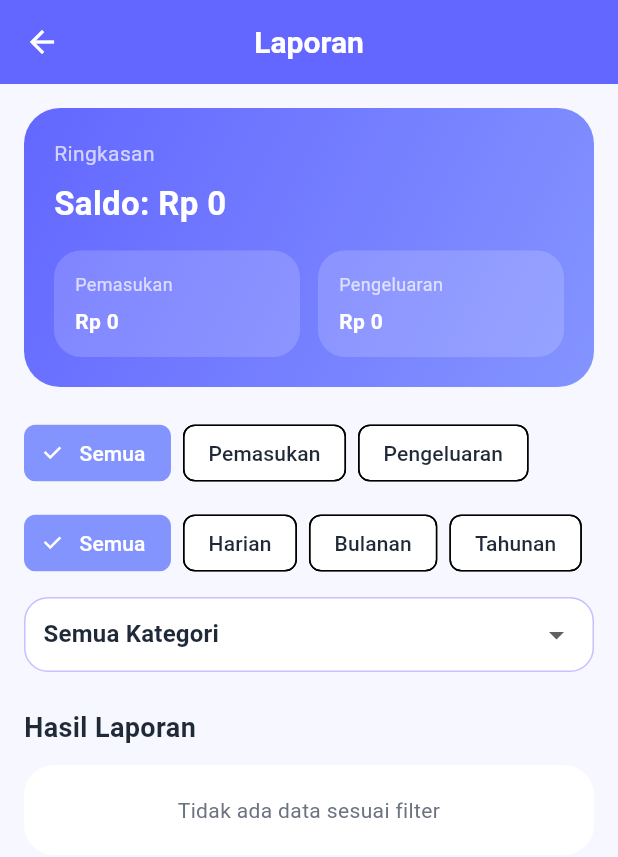
After one commit to Itanurjanah39/atur-kas, a Flutter app: the screen it shows after launch, after a tap on the "assessment" icon, on a phone screen of 412 x 824 dp. The commit adds this screen. Shown: the top 857 px of the screen. Run offline on Flutter 3.47's test engine with Material 3 defaults, Android fonts, the phone set to English and light mode, and no system bars; our stand-ins replace get, get_storage.

Commit message:
halaman laporan

```diff
--- a/lib/modules/dashboard/views/dashboard_view.dart
+++ b/lib/modules/dashboard/views/dashboard_view.dart
@@ -12,7 +12,17 @@ class DashboardView extends GetView<TransaksiController> {
   @override
   Widget build(BuildContext context) {
     return Scaffold(
-      appBar: AppBar(title: const Text('Atur Kas')),
+      appBar: AppBar(
+        title: const Text('Atur Kas'),
+        actions: [
+          IconButton(
+            onPressed: () {
+              Get.toNamed(AppRoutes.laporan);
+            },
+            icon: const Icon(Icons.assessment_outlined),
+          ),
+        ],
+      ),
       body: Obx(() {
         return RefreshIndicator(
           onRefresh: controller.loadTransaksi,
--- /dev/null
+++ b/lib/modules/laporan/bindings/laporan_binding.dart
@@ -0,0 +1,15 @@
+import 'package:get/get.dart';
+
+import '../../transaksi/bindings/transaksi_binding.dart';
+import '../controllers/laporan_controller.dart';
+
+class LaporanBinding extends Bindings {
+  @override
+  void dependencies() {
+    TransaksiBinding().dependencies();
+
+    if (!Get.isRegistered<LaporanController>()) {
+      Get.lazyPut<LaporanController>(() => LaporanController());
+    }
+  }
+}
--- /dev/null
+++ b/lib/modules/laporan/controllers/laporan_controller.dart
@@ -0,0 +1,80 @@
+import 'package:get/get.dart';
+
+import '../../../data/models/transaksi_model.dart';
+import '../../transaksi/controllers/transaksi_controller.dart';
+
+class LaporanController extends GetxController {
+  final TransaksiController transaksiController =
+      Get.find<TransaksiController>();
+
+  final selectedJenis = 'semua'.obs;
+  final selectedPeriode = 'semua'.obs;
+  final selectedKategori = 'semua'.obs;
+
+  void setJenis(String value) {
+    selectedJenis.value = value;
+  }
+
+  void setPeriode(String value) {
+    selectedPeriode.value = value;
+  }
+
+  void setKategori(String value) {
+    selectedKategori.value = value;
+  }
+
+  List<String> get kategoriList {
+    final categories = transaksiController.transaksiList
+        .map((e) => (e.kategori ?? '').trim())
+        .where((e) => e.isNotEmpty)
+        .toSet()
+        .toList();
+
+    categories.sort();
+    return ['semua', ...categories];
+  }
+
+  List<TransaksiModel> get filteredTransaksi {
+    final now = DateTime.now();
+
+    return transaksiController.transaksiList.where((item) {
+      final matchJenis = selectedJenis.value == 'semua'
+          ? true
+          : item.tipe == selectedJenis.value;
+
+      final matchKategori = selectedKategori.value == 'semua'
+          ? true
+          : item.kategori == selectedKategori.value;
+
+      bool matchPeriode = true;
+
+      if (selectedPeriode.value == 'harian') {
+        matchPeriode =
+            item.tanggal.year == now.year &&
+            item.tanggal.month == now.month &&
+            item.tanggal.day == now.day;
+      } else if (selectedPeriode.value == 'bulanan') {
+        matchPeriode =
+            item.tanggal.year == now.year && item.tanggal.month == now.month;
+      } else if (selectedPeriode.value == 'tahunan') {
+        matchPeriode = item.tanggal.year == now.year;
+      }
+
+      return matchJenis && matchKategori && matchPeriode;
+    }).toList()..sort((a, b) => b.tanggal.compareTo(a.tanggal));
+  }
+
+  double get totalPemasukan {
+    return filteredTransaksi
+        .where((e) => e.tipe == 'pemasukan')
+        .fold(0.0, (sum, item) => sum + item.nominal);
+  }
+
+  double get totalPengeluaran {
+    return filteredTransaksi
+        .where((e) => e.tipe == 'pengeluaran')
+        .fold(0.0, (sum, item) => sum + item.nominal);
+  }
+
+  double get saldo => totalPemasukan - totalPengeluaran;
+}
--- /dev/null
+++ b/lib/modules/laporan/views/laporan_view.dart
@@ -0,0 +1,257 @@
+import 'package:flutter/material.dart';
+import 'package:get/get.dart';
+
+import '../../../data/models/transaksi_model.dart';
+import '../../../shared/themes/app_colors.dart';
+import '../../../shared/utils/currency_helper.dart';
+import '../../../shared/utils/date_helper.dart';
+import '../controllers/laporan_controller.dart';
+
+class LaporanView extends GetView<LaporanController> {
+  const LaporanView({super.key});
+
+  @override
+  Widget build(BuildContext context) {
+    return Scaffold(
+      appBar: AppBar(title: const Text('Laporan')),
+      body: Obx(
+        () => ListView(
+          padding: const EdgeInsets.all(16),
+          children: [
+            _buildSummaryCard(),
+            const SizedBox(height: 20),
+            _buildJenisFilter(),
+            const SizedBox(height: 12),
+            _buildPeriodeFilter(),
+            const SizedBox(height: 12),
+            _buildKategoriFilter(),
+            const SizedBox(height: 24),
+            const Text(
+              'Hasil Laporan',
+              style: TextStyle(
+                fontSize: 18,
+                fontWeight: FontWeight.w700,
+                color: AppColors.black,
+              ),
+            ),
+            const SizedBox(height: 12),
+            if (controller.filteredTransaksi.isEmpty)
+              Container(
+                padding: const EdgeInsets.all(20),
+                decoration: BoxDecoration(
+                  color: Colors.white,
+                  borderRadius: BorderRadius.circular(20),
+                ),
+                child: const Text(
+                  'Tidak ada data sesuai filter',
+                  textAlign: TextAlign.center,
+                ),
+              )
+            else
+              ...controller.filteredTransaksi.map(_buildTransaksiItem),
+          ],
+        ),
+      ),
+    );
+  }
+
+  Widget _buildSummaryCard() {
+    return Container(
+      padding: const EdgeInsets.all(20),
+      decoration: BoxDecoration(
+        gradient: const LinearGradient(
+          colors: [AppColors.primary, AppColors.secondary],
+          begin: Alignment.topLeft,
+          end: Alignment.bottomRight,
+        ),
+        borderRadius: BorderRadius.circular(24),
+      ),
+      child: Column(
+        crossAxisAlignment: CrossAxisAlignment.start,
+        children: [
+          const Text(
+            'Ringkasan',
+            style: TextStyle(color: Colors.white70, fontSize: 14),
+          ),
+          const SizedBox(height: 8),
+          Text(
+            'Saldo: ${CurrencyHelper.toRupiah(controller.saldo)}',
+            style: const TextStyle(
+              color: Colors.white,
+              fontSize: 22,
+              fontWeight: FontWeight.w700,
+            ),
+          ),
+          const SizedBox(height: 16),
+          Row(
+            children: [
+              Expanded(
+                child: _summaryBox(
+                  'Pemasukan',
+                  CurrencyHelper.toRupiah(controller.totalPemasukan),
+                ),
+              ),
+              const SizedBox(width: 12),
+              Expanded(
+                child: _summaryBox(
+                  'Pengeluaran',
+                  CurrencyHelper.toRupiah(controller.totalPengeluaran),
+                ),
+              ),
+            ],
+          ),
+        ],
+      ),
+    );
+  }
+
+  Widget _summaryBox(String title, String value) {
+    return Container(
+      padding: const EdgeInsets.all(14),
+      decoration: BoxDecoration(
+        color: Colors.white.withOpacity(0.16),
+        borderRadius: BorderRadius.circular(18),
+      ),
+      child: Column(
+        crossAxisAlignment: CrossAxisAlignment.start,
+        children: [
+          Text(
+            title,
+            style: const TextStyle(color: Colors.white70, fontSize: 12),
+          ),
+          const SizedBox(height: 6),
+          Text(
+            value,
+            style: const TextStyle(
+              color: Colors.white,
+              fontWeight: FontWeight.w700,
+            ),
+          ),
+        ],
+      ),
+    );
+  }
+
+  Widget _buildJenisFilter() {
+    final items = [
+      ('semua', 'Semua'),
+      ('pemasukan', 'Pemasukan'),
+      ('pengeluaran', 'Pengeluaran'),
+    ];
+
+    return Wrap(
+      spacing: 8,
+      runSpacing: 8,
+      children: items.map((item) {
+        final isSelected = controller.selectedJenis.value == item.$1;
+        return ChoiceChip(
+          label: Text(item.$2),
+          selected: isSelected,
+          onSelected: (_) => controller.setJenis(item.$1),
+        );
+      }).toList(),
+    );
+  }
+
+  Widget _buildPeriodeFilter() {
+    final items = [
+      ('semua', 'Semua'),
+      ('harian', 'Harian'),
+      ('bulanan', 'Bulanan'),
+      ('tahunan', 'Tahunan'),
+    ];
+
+    return Wrap(
+      spacing: 8,
+      runSpacing: 8,
+      children: items.map((item) {
+        final isSelected = controller.selectedPeriode.value == item.$1;
+        return ChoiceChip(
+          label: Text(item.$2),
+          selected: isSelected,
+          onSelected: (_) => controller.setPeriode(item.$1),
+        );
+      }).toList(),
+    );
+  }
+
+  Widget _buildKategoriFilter() {
+    return Container(
+      padding: const EdgeInsets.symmetric(horizontal: 12),
+      decoration: BoxDecoration(
+        color: Colors.white,
+        borderRadius: BorderRadius.circular(16),
+        border: Border.all(color: AppColors.tertiary),
+      ),
+      child: DropdownButtonHideUnderline(
+        child: DropdownButton<String>(
+          value: controller.selectedKategori.value,
+          isExpanded: true,
+          items: controller.kategoriList.map((item) {
+            return DropdownMenuItem<String>(
+              value: item,
+              child: Text(item == 'semua' ? 'Semua Kategori' : item),
+            );
+          }).toList(),
+          onChanged: (value) {
+            if (value != null) {
+              controller.setKategori(value);
+            }
+          },
+        ),
+      ),
+    );
+  }
+
+  Widget _buildTransaksiItem(TransaksiModel item) {
+    return Container(
+      margin: const EdgeInsets.only(bottom: 12),
+      padding: const EdgeInsets.all(16),
+      decoration: BoxDecoration(
+        color: Colors.white,
+        borderRadius: BorderRadius.circular(20),
+      ),
+      child: Row(
+        children: [
+          CircleAvatar(
+            backgroundColor: item.tipe == 'pemasukan'
+                ? AppColors.tertiary
+                : AppColors.accent,
+            child: Icon(
+              item.tipe == 'pemasukan'
+                  ? Icons.arrow_downward
+                  : Icons.arrow_upward,
+              color: AppColors.black,
+            ),
+          ),
+          const SizedBox(width: 12),
+          Expanded(
+            child: Column(
+              crossAxisAlignment: CrossAxisAlignment.start,
+              children: [
+                Text(
+                  item.keterangan,
+                  style: const TextStyle(fontWeight: FontWeight.w600),
+                ),
+                const SizedBox(height: 4),
+                Text(
+                  '${item.kategori ?? '-'} • ${DateHelper.formatTanggal(item.tanggal)}',
+                  style: const TextStyle(color: AppColors.grey, fontSize: 12),
+                ),
+              ],
+            ),
+          ),
+          Text(
+            CurrencyHelper.toRupiah(item.nominal),
+            style: TextStyle(
+              fontWeight: FontWeight.bold,
+              color: item.tipe == 'pemasukan'
+                  ? AppColors.success
+                  : AppColors.danger,
+            ),
+          ),
+        ],
+      ),
+    );
+  }
+}
--- a/lib/routes/app_pages.dart
+++ b/lib/routes/app_pages.dart
@@ -1,3 +1,5 @@
+import 'package:atur_kas/modules/laporan/bindings/laporan_binding.dart';
+import 'package:atur_kas/modules/laporan/views/laporan_view.dart';
 import 'package:atur_kas/modules/transaksi/bindings/transaksi_binding.dart';
 import 'package:atur_kas/modules/transaksi/views/transaksi_form_view.dart';
 import 'package:get/get.dart';
@@ -22,5 +24,10 @@ class AppPages {
       page: () => const TransaksiFormView(),
       binding: TransaksiBinding(),
     ),
+    GetPage(
+      name: AppRoutes.laporan,
+      page: () => const LaporanView(),
+      binding: LaporanBinding(),
+    ),
   ];
 }
--- a/lib/routes/app_routes.dart
+++ b/lib/routes/app_routes.dart
@@ -1,4 +1,5 @@
 abstract class AppRoutes {
   static const dashboard = '/dashboard';
   static const transaksiForm = '/transaksi-form';
+  static const laporan = '/laporan';
 }
```
